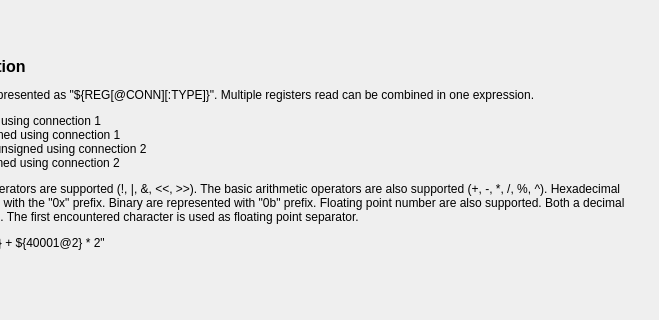
First picture: the form in src/dialogs/expressionsdialog.ui, repository ModbusScope/ModbusScope, before the edit; both pictures show x 164 to 823 and y 509 to 829 of the 823 by 829 pixel window.
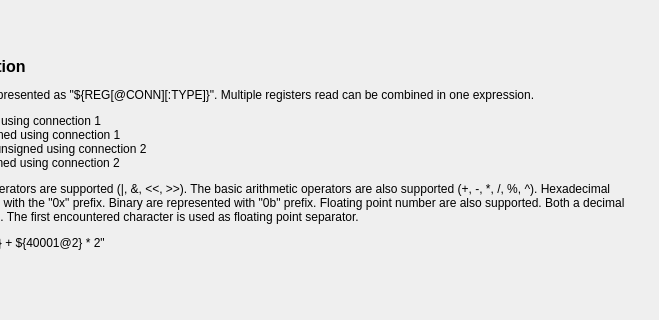
Second picture: the form after the edit.

Commit message: Remove unclear Not operator

Patch:
```diff
--- a/src/dialogs/expressionsdialog.ui
+++ b/src/dialogs/expressionsdialog.ui
@@ -210,7 +210,7 @@
          </sizepolicy>
         </property>
         <property name="text">
-         <string>&lt;html&gt;&lt;head/&gt;&lt;body&gt;&lt;p&gt;&lt;span style=&quot; font-size:12pt; font-weight:600;&quot;&gt;Expression Information&lt;/span&gt;&lt;/p&gt;&lt;p&gt;A modbus register read is represented as &amp;quot;${REG[@CONN][:TYPE]}&amp;quot;. Multiple registers read can be combined in one expression.&lt;/p&gt;&lt;p&gt;${45332} =&amp;gt; 16-bit unsigned using connection 1&lt;br/&gt;${45332: s16b} =&amp;gt; 16-bit signed using connection 1&lt;br/&gt;${45332@2: 32b} =&amp;gt; 32-bit unsigned using connection 2&lt;br/&gt;${45332@2} =&amp;gt; 16-bit unsigned using connection 2&lt;/p&gt;&lt;p&gt;The most common binary operators are supported (!, |, &amp;amp;, &amp;lt;&amp;lt;, &amp;gt;&amp;gt;). The basic arithmetic operators are also supported (+, -, *, /, %, ^). Hexadecimal numbers can be represented with the &amp;quot;0x&amp;quot; prefix. Binary are represented with &amp;quot;0b&amp;quot; prefix. Floating point number are also supported. Both a decimal point as comma can be used. The first encountered character is used as floating point separator.&lt;/p&gt;&lt;p&gt;An example: &amp;quot;${45332: s16b} + ${40001@2} * 2&amp;quot;&lt;/p&gt;&lt;/body&gt;&lt;/html&gt;</string>
+         <string>&lt;html&gt;&lt;head/&gt;&lt;body&gt;&lt;p&gt;&lt;span style=&quot; font-size:12pt; font-weight:600;&quot;&gt;Expression Information&lt;/span&gt;&lt;/p&gt;&lt;p&gt;A modbus register read is represented as &amp;quot;${REG[@CONN][:TYPE]}&amp;quot;. Multiple registers read can be combined in one expression.&lt;/p&gt;&lt;p&gt;${45332} =&amp;gt; 16-bit unsigned using connection 1&lt;br/&gt;${45332: s16b} =&amp;gt; 16-bit signed using connection 1&lt;br/&gt;${45332@2: 32b} =&amp;gt; 32-bit unsigned using connection 2&lt;br/&gt;${45332@2} =&amp;gt; 16-bit unsigned using connection 2&lt;/p&gt;&lt;p&gt;The most common binary operators are supported (|, &amp;amp;, &amp;lt;&amp;lt;, &amp;gt;&amp;gt;). The basic arithmetic operators are also supported (+, -, *, /, %, ^). Hexadecimal numbers can be represented with the &amp;quot;0x&amp;quot; prefix. Binary are represented with &amp;quot;0b&amp;quot; prefix. Floating point number are also supported. Both a decimal point as comma can be used. The first encountered character is used as floating point separator.&lt;/p&gt;&lt;p&gt;An example: &amp;quot;${45332: s16b} + ${40001@2} * 2&amp;quot;&lt;/p&gt;&lt;/body&gt;&lt;/html&gt;</string>
         </property>
         <property name="wordWrap">
          <bool>true</bool>
```
The commit also changes 2 other files.
